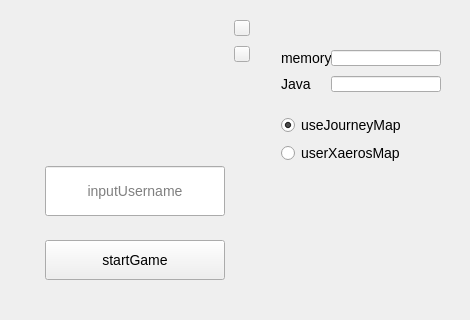
The window that minecraftwrapper.ui (pipibie/mw) describes before a commit, drawn with Qt 5.
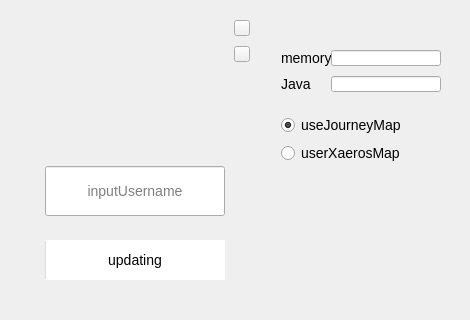
The same window after the commit. Icons and pictures are not drawn.

Patch:
```diff
--- a/minecraftwrapper.ui
+++ b/minecraftwrapper.ui
@@ -118,11 +118,48 @@
       <string>inputUsername</string>
      </property>
     </widget>
+    <widget class="QProgressBar" name="progressBar">
+     <property name="geometry">
+      <rect>
+       <x>35</x>
+       <y>230</y>
+       <width>180</width>
+       <height>40</height>
+      </rect>
+     </property>
+     <property name="styleSheet">
+      <string notr="true">border: none</string>
+     </property>
+     <property name="value">
+      <number>0</number>
+     </property>
+     <property name="textVisible">
+      <bool>false</bool>
+     </property>
+    </widget>
+    <widget class="QLabel" name="updatingLabel">
+     <property name="geometry">
+      <rect>
+       <x>35</x>
+       <y>230</y>
+       <width>180</width>
+       <height>40</height>
+      </rect>
+     </property>
+     <property name="text">
+      <string>updating</string>
+     </property>
+     <property name="alignment">
+      <set>Qt::AlignCenter</set>
+     </property>
+    </widget>
     <zorder>settingButton</zorder>
     <zorder>logo</zorder>
     <zorder>closeButton</zorder>
     <zorder>gameStartButton</zorder>
     <zorder>usernameEdit</zorder>
+    <zorder>progressBar</zorder>
+    <zorder>updatingLabel</zorder>
    </widget>
    <widget class="QWidget" name="settingWidget" native="true">
     <property name="geometry">
```
